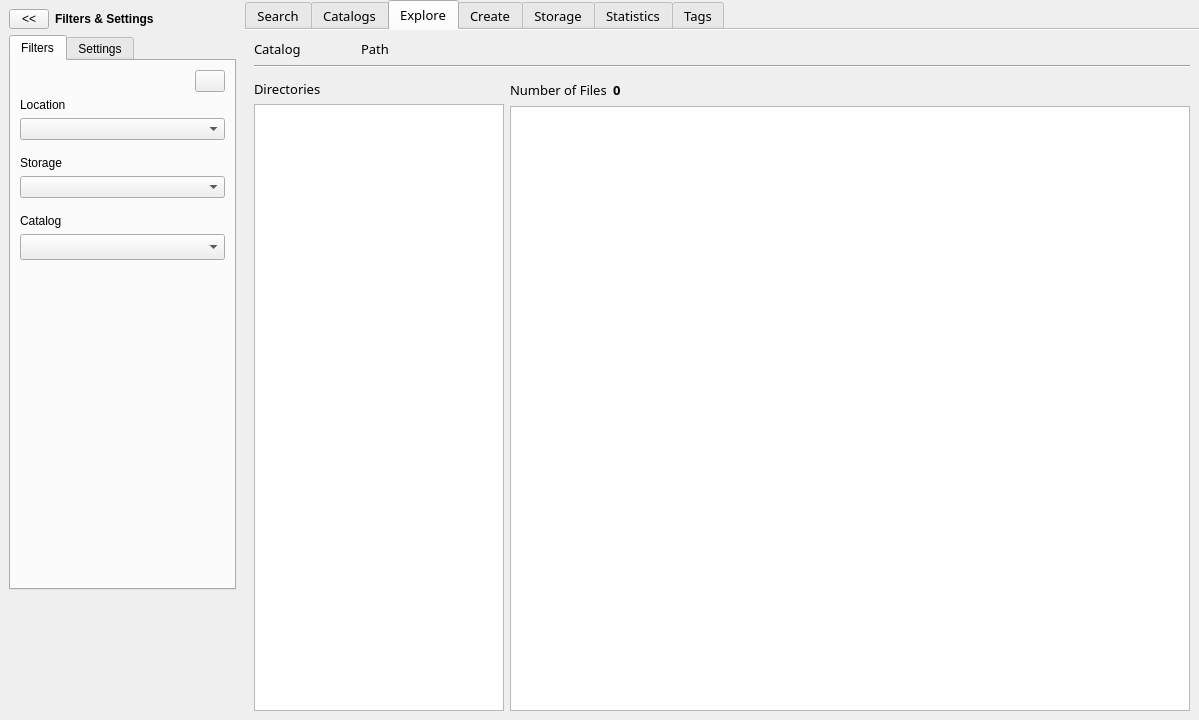
Before: the Qt Designer form mainwindow.ui in StephaneCouturier/Katalog, drawn with Qt 5.
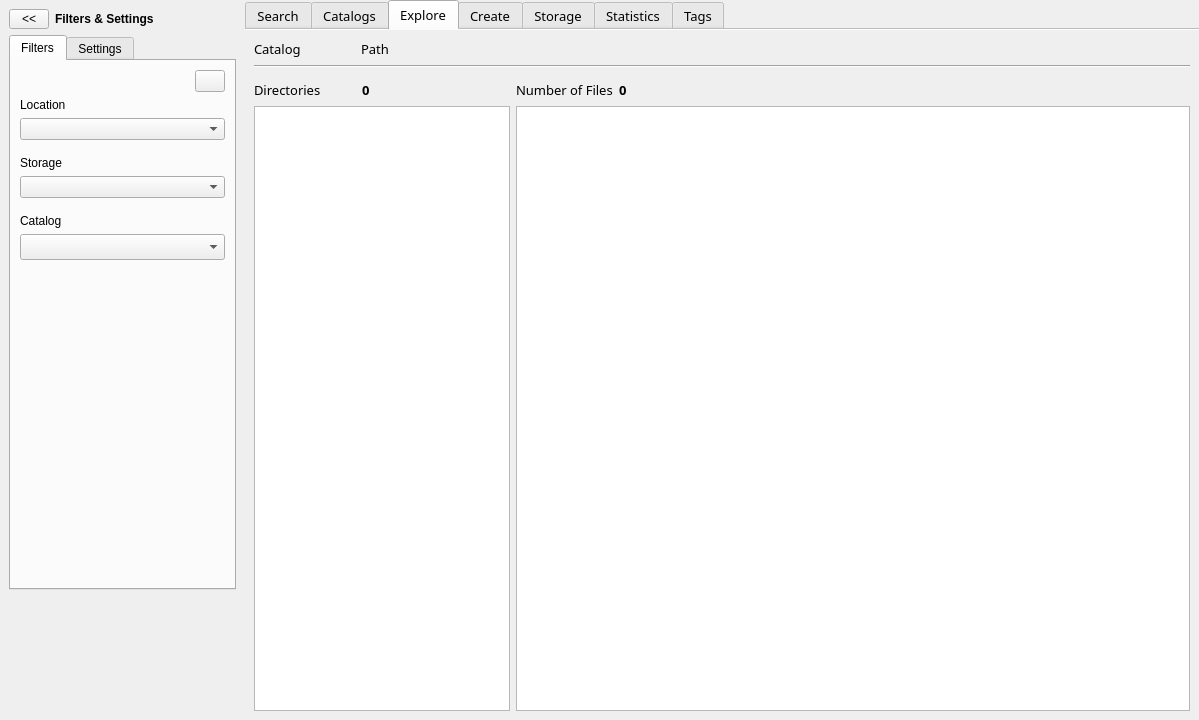
After: the same form once the commit is applied. The open tabs and pages were chosen to show the change. Icons and pictures are not drawn. Custom widgets are drawn as their Qt base class.

What changed in the file:
```diff
--- a/mainwindow.ui
+++ b/mainwindow.ui
@@ -2737,6 +2737,40 @@
                 </property>
                </widget>
               </item>
+              <item>
+               <widget class="QLabel" name="Explore_label_DirectoryNumberDisplay">
+                <property name="enabled">
+                 <bool>true</bool>
+                </property>
+                <property name="font">
+                 <font>
+                  <family>Noto Sans</family>
+                  <pointsize>10</pointsize>
+                  <weight>75</weight>
+                  <bold>true</bold>
+                 </font>
+                </property>
+                <property name="text">
+                 <string>0</string>
+                </property>
+               </widget>
+              </item>
+              <item>
+               <spacer name="Explore_horizontalSpacer_4">
+                <property name="orientation">
+                 <enum>Qt::Horizontal</enum>
+                </property>
+                <property name="sizeType">
+                 <enum>QSizePolicy::Minimum</enum>
+                </property>
+                <property name="sizeHint" stdset="0">
+                 <size>
+                  <width>40</width>
+                  <height>20</height>
+                 </size>
+                </property>
+               </spacer>
+              </item>
              </layout>
             </item>
             <item>
@@ -2752,7 +2786,7 @@
               </property>
               <property name="maximumSize">
                <size>
-                <width>250</width>
+                <width>350</width>
                 <height>16777215</height>
                </size>
               </property>
```
